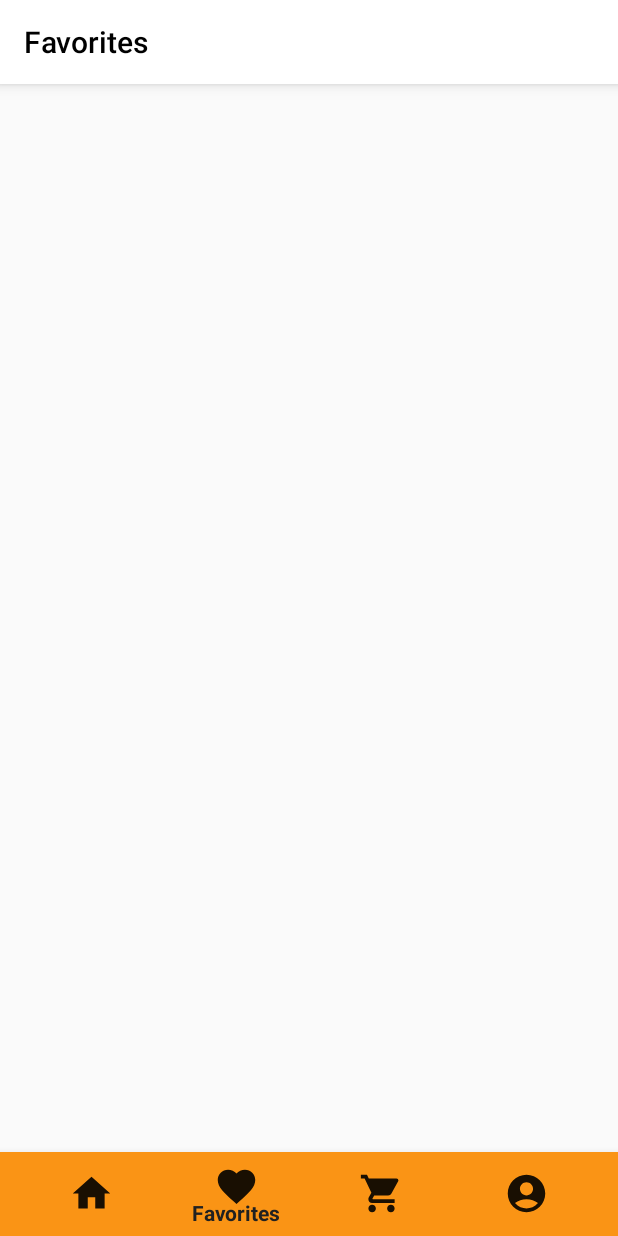
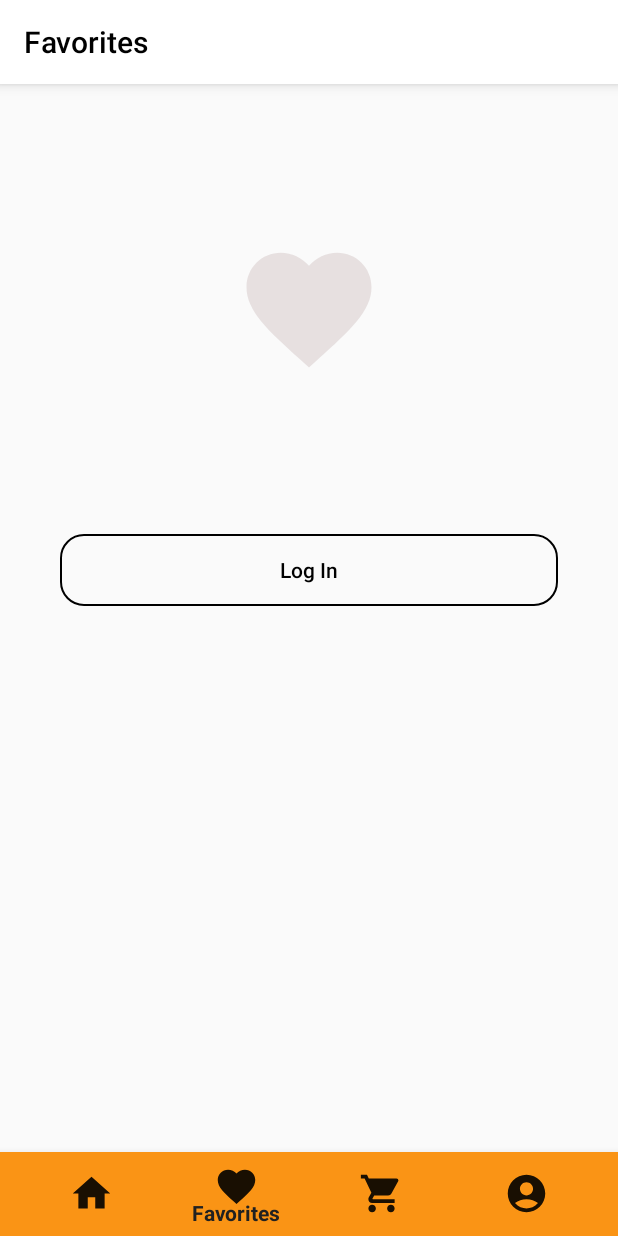
Before and after one commit to nandan-kumar-singh/simple_e-commerce, an Android app: the screen it shows after launch (MainActivity), item 2 of the bottom bar chosen, on a phone screen of 412 x 824 dp. Run offline under Robolectric (Android 15) with nearby library versions, the phone set to English and light mode, and no system bars; our stand-ins replace Firebase (no records; nobody signed in at launch, a user with empty details on screens opened directly), navigation-ui.

Commit message:
Removed the ability for a user who is not logged in to add to favorites

```diff
--- a/app/src/main/java/com/example/alsess/view/FavoritesFragment.kt
+++ b/app/src/main/java/com/example/alsess/view/FavoritesFragment.kt
@@ -1,5 +1,6 @@
 package com.example.alsess.view
 
+import android.content.Intent
 import android.os.Bundle
 import androidx.fragment.app.Fragment
 import android.view.LayoutInflater
@@ -8,13 +9,39 @@ import android.view.ViewGroup
 import androidx.recyclerview.widget.LinearLayoutManager
 import com.example.alsess.adapters.FavoritesReyclerViewAdapter
 import com.example.alsess.databinding.FragmentFavoritesBinding
+import com.google.firebase.auth.FirebaseAuth
 
 class FavoritesFragment : Fragment() {
-    private lateinit var viewBinding : FragmentFavoritesBinding
-    override fun onCreateView(inflater: LayoutInflater, container: ViewGroup?, savedInstanceState: Bundle?, ): View? {
+    private lateinit var viewBinding: FragmentFavoritesBinding
+    private lateinit var firebaseAuth: FirebaseAuth
+    override fun onStart() {
+        super.onStart()
+
+    }
+
+    override fun onCreateView(
+        inflater: LayoutInflater,
+        container: ViewGroup?,
+        savedInstanceState: Bundle?,
+    ): View? {
         viewBinding = FragmentFavoritesBinding.inflate(inflater, container, false)
-        viewBinding.fragmentFavoritesRecyclerView.adapter = context?.let { FavoritesReyclerViewAdapter(it) }
-        viewBinding.fragmentFavoritesRecyclerView.layoutManager = LinearLayoutManager(requireContext())
+        firebaseAuth = FirebaseAuth.getInstance()
+        val currentUser = firebaseAuth.currentUser
+        if (currentUser != null) {
+            viewBinding.fragmentFavoritesRecyclerView.adapter =
+                context?.let { FavoritesReyclerViewAdapter(it) }
+            viewBinding.fragmentFavoritesRecyclerView.layoutManager =
+                LinearLayoutManager(requireContext())
+        } else {
+            viewBinding.fragmentFavoritesBtnLogin.visibility = View.VISIBLE
+            viewBinding.fragmentFavoritesImvBasket.visibility = View.VISIBLE
+        }
+
+        viewBinding.fragmentFavoritesBtnLogin.setOnClickListener {
+            val intent = Intent(context, LoginActivity::class.java)
+            startActivity(intent)
+        }
+
         return viewBinding.root
     }
 }
--- a/app/src/main/java/com/example/alsess/view/ProfileChildFragment.kt
+++ b/app/src/main/java/com/example/alsess/view/ProfileChildFragment.kt
@@ -12,6 +12,8 @@ import androidx.fragment.app.FragmentActivity
 import androidx.navigation.Navigation
 import com.example.alsess.R
 import com.example.alsess.databinding.FragmentProfileChildBinding
+import com.example.alsess.sqlitedaos.FavoritesSqliteDao
+import com.example.alsess.sqlitedatahelpers.FavoritesSqliteDataHelper
 import com.google.android.gms.auth.api.signin.GoogleSignIn
 import com.google.android.gms.auth.api.signin.GoogleSignInOptions
 import com.google.firebase.auth.FirebaseAuth
@@ -42,6 +44,7 @@ class ProfileChildFragment : Fragment() {
     }
 
     fun buttonClickAction() {
+        val favoritesDataHelper = FavoritesSqliteDataHelper(context!!)
         //Transition from profile fragment to other detail fragments
         viewBinding.fragmentProfileChildBtnUserInfo.setOnClickListener {
             Navigation.findNavController(it)
@@ -65,6 +68,7 @@ class ProfileChildFragment : Fragment() {
                 intent.addFlags(Intent.FLAG_ACTIVITY_CLEAR_TASK)
                 startActivity(intent)
                 activity?.let(FragmentActivity::finish)
+                favoritesDataHelper.writableDatabase.delete("favorites",null,null)
             }
         }
 
--- a/app/src/main/res/layout/fragment_favorites.xml
+++ b/app/src/main/res/layout/fragment_favorites.xml
@@ -1,8 +1,7 @@
 <?xml version="1.0" encoding="utf-8"?>
-<androidx.constraintlayout.widget.ConstraintLayout
-    xmlns:android="http://schemas.android.com/apk/res/android"
+<androidx.constraintlayout.widget.ConstraintLayout xmlns:android="http://schemas.android.com/apk/res/android"
+    xmlns:app="http://schemas.android.com/apk/res-auto"
     xmlns:tools="http://schemas.android.com/tools"
-    xmlns:app="http://schemas.android.com/apk/res-auto"
     android:layout_width="match_parent"
     android:layout_height="match_parent"
     tools:context=".view.FavoritesFragment">
@@ -12,14 +11,42 @@
         android:layout_width="match_parent"
         android:layout_height="wrap_content"
         android:background="@color/toolbar"
+        android:elevation="5dp"
         android:minHeight="?attr/actionBarSize"
         android:theme="?attr/actionBarTheme"
-        android:elevation="5dp"
+        app:layout_constraintTop_toTopOf="parent"
         app:title="@string/favorites"
         app:titleTextColor="@color/black"
-        app:layout_constraintTop_toTopOf="parent"
         tools:layout_editor_absoluteX="1dp" />
 
+    <ImageView
+        android:id="@+id/fragmentFavoritesImvBasket"
+        android:layout_width="100dp"
+        android:layout_height="100dp"
+        android:layout_marginTop="100dp"
+        android:src="@drawable/asset_favorites_white"
+        android:visibility="gone"
+        app:layout_constraintEnd_toEndOf="parent"
+        app:layout_constraintHorizontal_bias="0.5"
+        app:layout_constraintStart_toStartOf="parent"
+        app:layout_constraintTop_toBottomOf="@+id/fragmentFavoritesToolbar" />
+
+    <Button
+        android:id="@+id/fragmentFavoritesBtnLogin"
+        android:layout_width="0dp"
+        android:layout_height="wrap_content"
+        android:layout_marginStart="40dp"
+        android:layout_marginTop="100dp"
+        android:layout_marginEnd="40dp"
+        android:background="@drawable/profile_button_shape"
+        android:text="@string/login"
+        android:textAllCaps="false"
+        android:textColor="@color/black"
+        android:visibility="gone"
+        app:layout_constraintEnd_toEndOf="parent"
+        app:layout_constraintHorizontal_bias="0.498"
+        app:layout_constraintStart_toStartOf="parent"
+        app:layout_constraintTop_toBottomOf="@+id/fragmentFavoritesImvBasket" />
 
     <androidx.recyclerview.widget.RecyclerView
         android:id="@+id/fragmentFavoritesRecyclerView"
@@ -27,8 +54,10 @@
         android:layout_height="0dp"
         app:layout_constraintBottom_toBottomOf="parent"
         app:layout_constraintEnd_toEndOf="parent"
+        app:layout_constraintHorizontal_bias="0.0"
         app:layout_constraintStart_toStartOf="parent"
         app:layout_constraintTop_toBottomOf="@+id/fragmentFavoritesToolbar"
+        app:layout_constraintVertical_bias="0.0"
         tools:ignore="MissingConstraints" />
 
 </androidx.constraintlayout.widget.ConstraintLayout>
```
Also changed, not shown: app/src/main/java/com/example/alsess/adapters/ProductCategoryAdapter.kt (+32 -2 lines), app/src/main/java/com/example/alsess/adapters/ProductChildAdapter.kt (+21 -1 lines), app/src/main/java/com/example/alsess/view/ProductDetailFragment.kt (+18 -2 lines).
